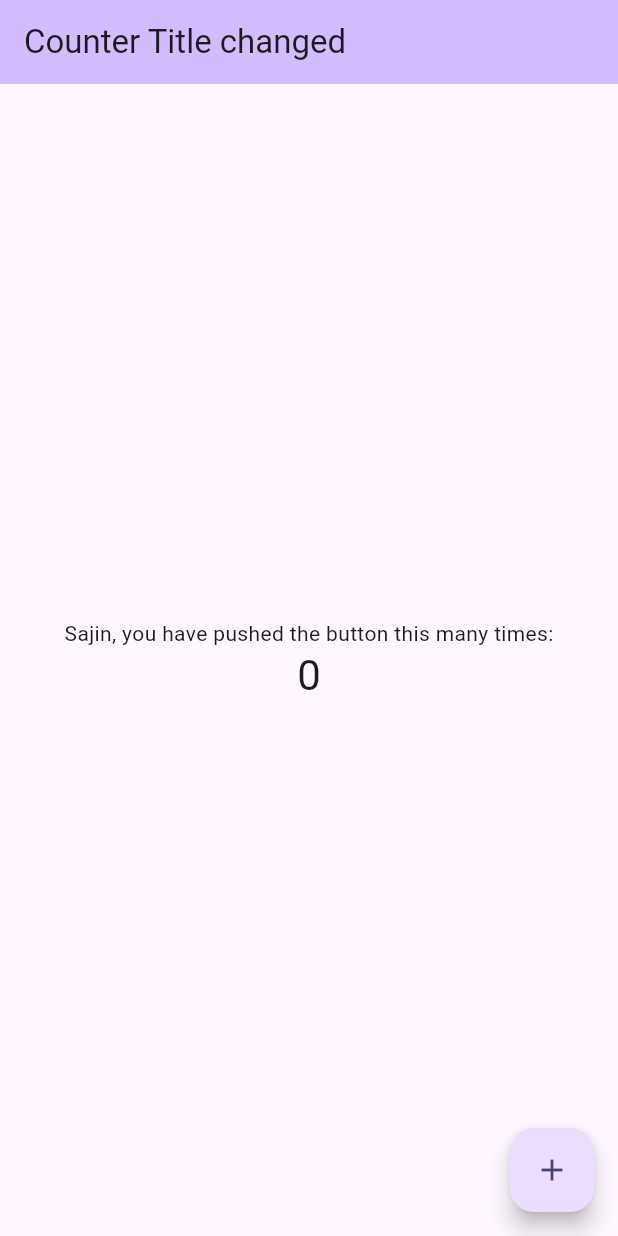
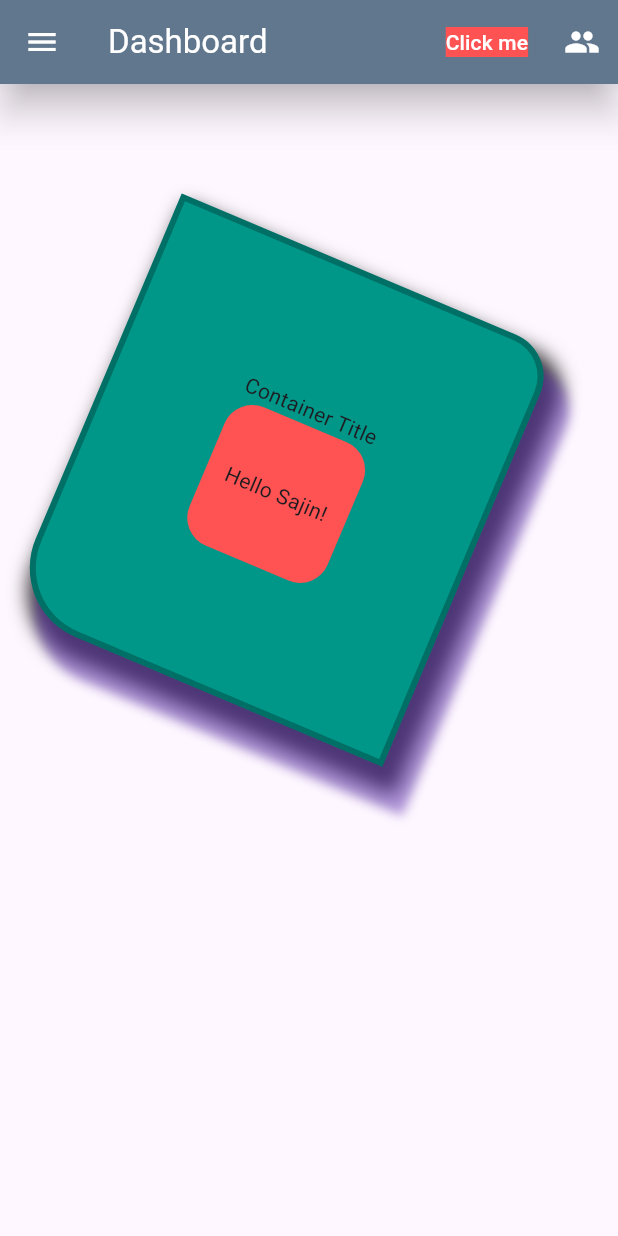
Before and after one commit to sajin-shrestha/flutter_college_project, a Flutter app: the screen it shows after launch, on a phone screen of 412 x 824 dp. Run offline on Flutter 3.47's test engine with Material 3 defaults, Android fonts, the phone set to English and light mode, and no system bars.

Commit message:
new commit

```diff
--- /dev/null
+++ b/lib/dashboard.dart
@@ -0,0 +1,159 @@
+import 'package:flutter/material.dart';
+
+class Dashboard extends StatelessWidget {
+  const Dashboard({super.key});
+
+  @override
+  Widget build(BuildContext context) {
+    return Scaffold(
+      appBar: AppBar(
+        title: const Text(
+          "Dashboard",
+          style: TextStyle(
+            color: Colors.white,
+          ),
+        ),
+        backgroundColor: Colors.blueGrey,
+        leading: Builder(builder: (context) {
+          return IconButton(
+            onPressed: () {
+              Scaffold.of(context).openDrawer();
+            },
+            icon: const Icon(
+              Icons.menu,
+              color: Colors.white,
+            ),
+          );
+        }),
+        actions: [
+          TextButton(
+            onPressed: () {},
+            child: const Text(
+              "Click me",
+              style: TextStyle(
+                color: Colors.white,
+                backgroundColor: Colors.redAccent,
+              ),
+            ),
+          ),
+          IconButton(
+            onPressed: () {},
+            icon: const Icon(
+              Icons.people,
+              color: Colors.white,
+            ),
+          )
+        ],
+        elevation: 10,
+        shadowColor: Colors.black,
+      ),
+      drawer: Drawer(
+        backgroundColor: Colors.blueGrey,
+        child: Column(
+          crossAxisAlignment: CrossAxisAlignment.stretch,
+          children: [
+            UserAccountsDrawerHeader(
+              accountName: Text("Sajin Shrestha"),
+              accountEmail: Text("shresthasajin59@gmail.com"),
+              // currentAccountPicture: CircleAvatar(
+              //   backgroundColor: Colors.white,
+              //   child: Text('SS'),
+              // ),
+              currentAccountPicture: Image.network(
+                  "https://images.unsplash.com/photo-1640960543409-dbe56ccc30e2?q=80&w=2080&auto=format&fit=crop&ixlib=rb-4.0.3&ixid=M3wxMjA3fDB8MHxwaG90by1wYWdlfHx8fGVufDB8fHx8fA%3D%3D"),
+              otherAccountsPictures: [
+                // CircleAvatar(
+                //   backgroundColor: Colors.white,
+                //   child: Text('S'),
+                // ),
+                Container(
+                  decoration: BoxDecoration(
+                    color: Colors.red,
+                    shape: BoxShape.circle,
+                  ),
+                )
+              ],
+            ),
+            ListTile(
+              leading: Icon(Icons.home),
+              title: Text('Home'),
+              onTap: () {
+                // Handle the tap event
+              },
+            ),
+            ListTile(
+              leading: Icon(Icons.settings),
+              title: Text('Settings'),
+              onTap: () {
+                // Handle the tap event
+              },
+            ),
+            // Add additional content here if needed
+          ],
+        ),
+      ),
+      body: Column(
+        children: [
+          Container(
+            height: 300,
+            width: 350,
+            // color: Colors.teal, //-> cannot use color parameter together with decoration
+            decoration: BoxDecoration(
+              color: Colors.teal,
+              // borderRadius: BorderRadius.all(Radius.elliptical(30, 100)),
+              // borderRadius: BorderRadius.horizontal(right: Radius.circular(40)),
+              borderRadius: const BorderRadius.only(
+                topRight: Radius.circular(30),
+                bottomLeft: Radius.circular(50),
+              ),
+              border: Border.all(
+                color: Colors.black26,
+                width: 4,
+              ),
+              boxShadow: [
+                BoxShadow(
+                  color: Colors.black87.withOpacity(0.8),
+                  offset: const Offset(10, 10),
+                  blurRadius: 10,
+                  spreadRadius: 5,
+                ),
+                BoxShadow(
+                  color: Colors.deepPurple.withOpacity(0.5),
+                  offset: const Offset(20, 20),
+                  blurRadius: 5,
+                  spreadRadius: 5,
+                ),
+              ],
+            ),
+            alignment: Alignment.center,
+            // padding: EdgeInsets.all(30),
+            margin: const EdgeInsets.only(
+              top: 20,
+              left: 140,
+            ),
+            transform: Matrix4.rotationZ(0.4),
+            child: Column(
+              mainAxisAlignment: MainAxisAlignment.center,
+              children: [
+                const Text("Container Title"),
+                Container(
+                  height: 100,
+                  width: 100,
+                  decoration: BoxDecoration(
+                    color: Colors.redAccent,
+                    borderRadius: BorderRadius.circular(20),
+                    // shape: BoxShape.circle, // use shape if you want to define certain shape for eg:circle
+                  ),
+                  alignment: Alignment.center,
+                  child: const Text(
+                    "Hello Sajin!",
+                  ),
+                ),
+              ],
+            ),
+          ),
+        ],
+      ),
+    );
+  }
+}
--- a/lib/main.dart
+++ b/lib/main.dart
@@ -1,4 +1,7 @@
+import 'dart:ui';
+
 import 'package:flutter/material.dart';
+import 'package:test_application/dashboard.dart';
 
 void main() {
   runApp(const MyApp());
@@ -7,119 +10,19 @@ void main() {
 class MyApp extends StatelessWidget {
   const MyApp({super.key});
 
-  // This widget is the root of your application.
   @override
   Widget build(BuildContext context) {
-    return MaterialApp(
-      title: 'Flutter Demo',
-      theme: ThemeData(
-        // This is the theme of your application.
-        //
-        // TRY THIS: Try running your application with "flutter run". You'll see
-        // the application has a purple toolbar. Then, without quitting the app,
-        // try changing the seedColor in the colorScheme below to Colors.green
-        // and then invoke "hot reload" (save your changes or press the "hot
-        // reload" button in a Flutter-supported IDE, or press "r" if you used
-        // the command line to start the app).
-        //
-        // Notice that the counter didn't reset back to zero; the application
-        // state is not lost during the reload. To reset the state, use hot
-        // restart instead.
-        //
-        // This works for code too, not just values: Most code changes can be
-        // tested with just a hot reload.
-        colorScheme: ColorScheme.fromSeed(seedColor: Colors.deepPurple),
-        useMaterial3: true,
-      ),
-      home: const MyHomePage(title: 'Counter Title changed'),
+    return const MaterialApp(
+      debugShowCheckedModeBanner: false, // to remove debug banner from top
+      home: Dashboard(),
     );
   }
 }
 
-class MyHomePage extends StatefulWidget {
-  const MyHomePage({super.key, required this.title});
-
-  // This widget is the home page of your application. It is stateful, meaning
-  // that it has a State object (defined below) that contains fields that affect
-  // how it looks.
-
-  // This class is the configuration for the state. It holds the values (in this
-  // case the title) provided by the parent (in this case the App widget) and
-  // used by the build method of the State. Fields in a Widget subclass are
-  // always marked "final".
-
-  final String title;
-
+class MobilelikeScrollBehavior extends MaterialScrollBehavior {
   @override
-  State<MyHomePage> createState() => _MyHomePageState();
+  Set<PointerDeviceKind> get dragDevices => {
+        PointerDeviceKind.touch,
+        PointerDeviceKind.mouse,
+      };
 }
-
-class _MyHomePageState extends State<MyHomePage> {
-  int _counter = 0;
-
-  void _incrementCounter() {
-    setState(() {
-      // This call to setState tells the Flutter framework that something has
-      // changed in this State, which causes it to rerun the build method below
-      // so that the display can reflect the updated values. If we changed
-      // _counter without calling setState(), then the build method would not be
-      // called again, and so nothing would appear to happen.
-      _counter++;
-    });
-  }
-
-  @override
-  Widget build(BuildContext context) {
-    // This method is rerun every time setState is called, for instance as done
-    // by the _incrementCounter method above.
-    //
-    // The Flutter framework has been optimized to make rerunning build methods
-    // fast, so that you can just rebuild anything that needs updating rather
-    // than having to individually change instances of widgets.
-    return Scaffold(
-      appBar: AppBar(
-        // TRY THIS: Try changing the color here to a specific color (to
-        // Colors.amber, perhaps?) and trigger a hot reload to see the AppBar
-        // change color while the other colors stay the same.
-        backgroundColor: Theme.of(context).colorScheme.inversePrimary,
-        // Here we take the value from the MyHomePage object that was created by
-        // the App.build method, and use it to set our appbar title.
-        title: Text(widget.title),
-      ),
-      body: Center(
-        // Center is a layout widget. It takes a single child and positions it
-        // in the middle of the parent.
-        child: Column(
-          // Column is also a layout widget. It takes a list of children and
-          // arranges them vertically. By default, it sizes itself to fit its
-          // children horizontally, and tries to be as tall as its parent.
-          //
-          // Column has various properties to control how it sizes itself and
-          // how it positions its children. Here we use mainAxisAlignment to
-          // center the children vertically; the main axis here is the vertical
-          // axis because Columns are vertical (the cross axis would be
-          // horizontal).
-          //
-          // TRY THIS: Invoke "debug painting" (choose the "Toggle Debug Paint"
-          // action in the IDE, or press "p" in the console), to see the
-          // wireframe for each widget.
-          mainAxisAlignment: MainAxisAlignment.center,
-          children: <Widget>[
-            const Text(
-              'Sajin, you have pushed the button this many times:',
-            ),
-            Text(
-              '$_counter',
-              style: Theme.of(context).textTheme.headlineMedium,
-            ),
-          ],
-        ),
-      ),
-      floatingActionButton: FloatingActionButton(
-        onPressed: _incrementCounter,
-        tooltip: 'Increment',
-        child: const Icon(Icons.add),
-      ), // This trailing comma makes auto-formatting nicer for build methods.
-    );
-  }
-}
```
Also changed, not shown: lib/human.dart (added, +34 -0 lines), lib/profile.dart (added, +25 -0 lines), 1 other file.
